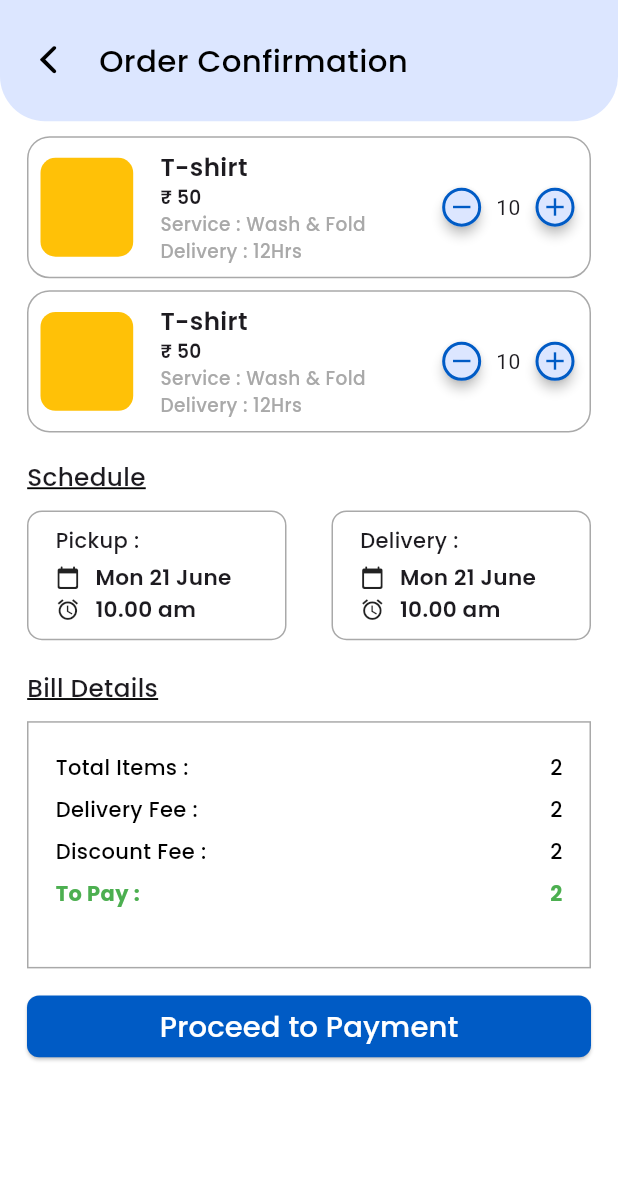
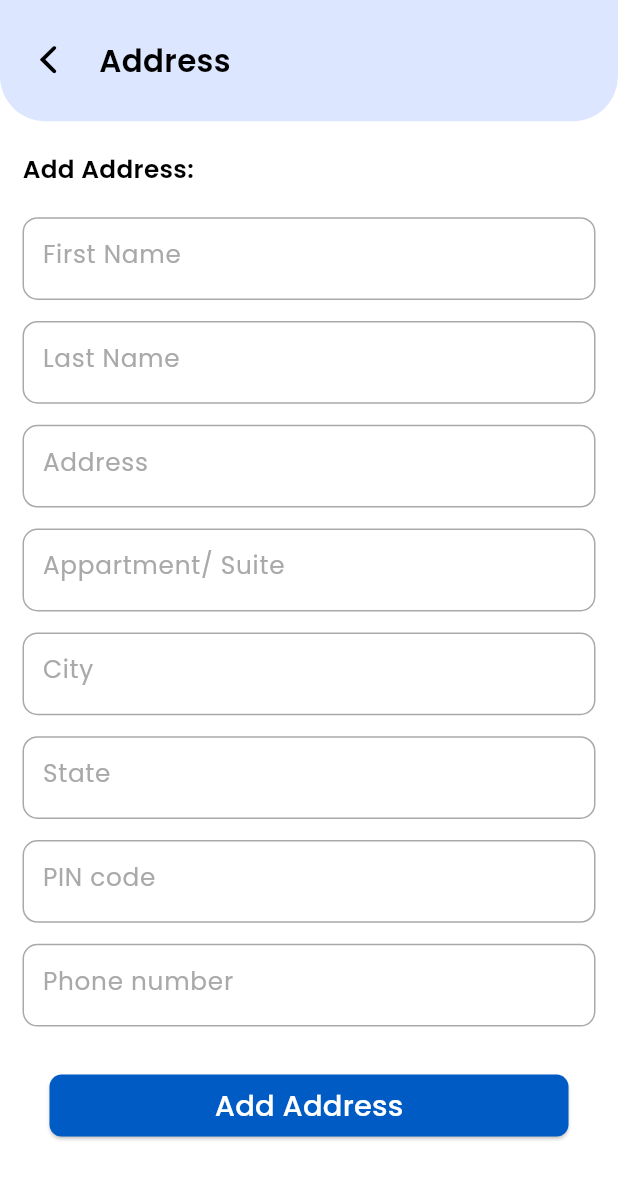
Before and after one commit to alatjoseph/whoosh, a Flutter app: the OrderConfirmatiomPage screen opened by its route, after a tap on "Proceed to Payment", on a phone screen of 412 x 824 dp. Shown: the top 1179 px of the screen. Run offline on Flutter 3.47's test engine with Material 3 defaults, Android fonts, the light colour scheme and no system bars; our stand-ins replace go_router, google_fonts, lottie, pin_code_fields, smooth_page_indicator.

Commit message:
Address page added

```diff
--- /dev/null
+++ b/lib/Pages/Features/order/address_page.dart
@@ -0,0 +1,100 @@
+import 'package:flutter/material.dart';
+import 'package:google_fonts/google_fonts.dart';
+import 'package:whoosh/Utils/colours.dart';
+import 'package:whoosh/Widgets/Features/order/Address_Page/address_textfield.dart';
+import 'package:whoosh/Widgets/Global/appbar_global.dart';
+import 'package:whoosh/Widgets/Global/global_custom_button.dart';
+
+import '../../../Utils/constant_widgets.dart';
+
+class AddressPage extends StatelessWidget {
+  AddressPage({super.key});
+  final firstNameController = TextEditingController();
+  final lastNameController = TextEditingController();
+  final addressController = TextEditingController();
+  final apartmentController = TextEditingController();
+  final cityController = TextEditingController();
+  final stateController = TextEditingController();
+  final pinController = TextEditingController();
+  final phoneController = TextEditingController();
+  @override
+  Widget build(BuildContext context) {
+    return Scaffold(
+      body: LayoutBuilder(builder: (context, size) {
+        return ListView(
+          children: [
+            Global_AppBar_Widget(
+                title: 'Address', backgroundColor: primaryColour, size: size),
+            sizedbox_h20,
+            Padding(
+              padding: const EdgeInsets.only(right: 15.0, left: 15.0),
+              child: Column(
+                crossAxisAlignment: CrossAxisAlignment.start,
+                children: [
+                  Text(
+                    'Add Address:',
+                    style: GoogleFonts.poppins(
+                        color: blackColour,
+                        fontSize: size.maxWidth * 0.04,
+                        fontWeight: FontWeight.w600),
+                  ),
+                  sizedbox_h20,
+                  AddressTextField(
+                    title: 'First Name',
+                    controller: firstNameController,
+                  ),
+                  AddressTextField(
+                    title: 'Last Name',
+                    controller: lastNameController,
+                  ),
+                  AddressTextField(
+                    title: 'Address',
+                    controller: addressController,
+                  ),
+                  AddressTextField(
+                    title: 'Appartment/ Suite',
+                    controller: apartmentController,
+                  ),
+                  AddressTextField(
+                    title: 'City',
+                    controller: cityController,
+                  ),
+                  AddressTextField(
+                    title: 'State',
+                    controller: stateController,
+                  ),
+                  AddressTextField(
+                    title: 'PIN code',
+                    controller: pinController,
+                  ),
+                  AddressTextField(
+                    title: 'Phone number',
+                    controller: phoneController,
+                  ),
+                  GlobalCustomButton(
+                      textsize: size.maxWidth * 0.047,
+                      size: size.maxWidth,
+                      text: 'Add Address',
+                      route: '/',
+                      Function: printdata,)
+                ],
+              ),
+            )
+          ],
+        );
+      }),
+    );
+  }
+
+  int printdata(){
+     print('First Name: ${firstNameController.text}');
+                      print('Last Name: ${lastNameController.text}');
+                      print('Address: ${addressController.text}');
+                      print('Apartment: ${apartmentController.text}');
+                      print('City: ${cityController.text}');
+                      print('State: ${stateController.text}');
+                      print('PIN Code: ${pinController.text}');
+                      print('Phone Number: ${phoneController.text}');
+                      return 0;
+  }
+}
--- a/lib/Pages/Features/order/confirmatiom_page.dart
+++ b/lib/Pages/Features/order/confirmatiom_page.dart
@@ -48,7 +48,7 @@ class OrderConfirmatiomPage extends StatelessWidget {
                         textsize: constraints.maxWidth * 0.047,
                         size: constraints.maxWidth,
                         text: 'Proceed to Payment',
-                        route: '/orderConfirmation'),
+                        route: '/addresspage'),
             ],
           );
         },
--- a/lib/Utils/routes.dart
+++ b/lib/Utils/routes.dart
@@ -1,5 +1,6 @@
 import 'package:go_router/go_router.dart';
 import 'package:whoosh/Auth/splashScreen.dart';
+import 'package:whoosh/Pages/Features/order/address_page.dart';
 import 'package:whoosh/Pages/Features/order/confirmatiom_page.dart';
 import 'package:whoosh/Pages/Features/order/time_slot.dart';
 import 'package:whoosh/Pages/Features/payment/payment_failed.dart';
@@ -61,5 +62,11 @@ final GoRouter appRouter = GoRouter(
 
     ),
 
+
+    GoRoute(
+      path: '/addresspage',
+      builder: (context, state) =>   AddressPage(),
+
+    ),
   ],
 );
--- /dev/null
+++ b/lib/Widgets/Features/order/Address_Page/address_textfield.dart
@@ -0,0 +1,45 @@
+import 'package:flutter/material.dart';
+import 'package:google_fonts/google_fonts.dart';
+import 'package:whoosh/Utils/colours.dart';
+class AddressTextField extends StatelessWidget {
+  final String title;
+  TextEditingController? controller;
+  AddressTextField({
+    super.key,
+    required this.title,
+    this.controller,
+  });
+
+  @override
+  Widget build(BuildContext context) {
+    final size = MediaQuery.of(context).size; // Use full screen size
+
+    return Padding(
+      padding: const EdgeInsets.only(bottom: 14.0),
+      child: Container(
+        height: size.height * 0.067, // Fixed height based on screen
+        decoration: BoxDecoration(
+          border: Border.all(color: greyColour),
+          borderRadius: BorderRadius.circular(10),
+        ),
+        child: TextField(
+          controller: controller,
+          onChanged: (value) => controller?.text = value,
+          decoration: InputDecoration(
+
+            hintText: title,
+            hintStyle: GoogleFonts.poppins(
+              color: greyColour,
+              fontSize: size.width * 0.04,
+            ),
+            border: InputBorder.none,
+            contentPadding: EdgeInsets.symmetric(
+              horizontal: size.width * 0.03,
+              vertical: size.height * 0.01,
+            ),
+          ),
+        ),
+      ),
+    );
+  }
+}
--- a/lib/Widgets/Features/order/Confirmation screen/bill_detais_container.dart
+++ b/lib/Widgets/Features/order/Confirmation screen/bill_detais_container.dart
@@ -30,7 +30,7 @@ class BillDetaisContainer extends StatelessWidget {
               border: Border.all(color: greyColour)),
           child: Column(
             children: [
-              sizedbox_h20,
+              sizedbox_h10,
               bill_text("Total Items", "2"),
               bill_text("Delivery Fee", "2"),
               bill_text("Discount Fee", "2"),
--- a/lib/Widgets/Global/appbar_global.dart
+++ b/lib/Widgets/Global/appbar_global.dart
@@ -52,7 +52,7 @@ final Color backgroundColor;
               style: GoogleFonts.poppins(
                   color: blackColour,
                   fontSize: size.maxWidth * 0.05,
-                  fontWeight: FontWeight.w500),
+                  fontWeight: FontWeight.w600),
             ),
           ],
         ),
--- a/lib/Widgets/Global/global_custom_button.dart
+++ b/lib/Widgets/Global/global_custom_button.dart
@@ -11,12 +11,14 @@ class GlobalCustomButton extends StatelessWidget {
     required this.size,
     required this.text,
     required this.route,
+    this.Function
   });
 
   final double textsize;
   final double size;
   final String text;
   final String route;
+  final Function;
   @override
   Widget build(BuildContext context) {
     return Padding(
@@ -32,6 +34,10 @@ class GlobalCustomButton extends StatelessWidget {
             ),
           ),
           onPressed: () {
+            if (Function != null) {
+              Function();
+            }
+
             GoRouter.of(context).push(route);
           },
           child: Center(
```
Also changed, not shown: lib/Pages/Features/account/account_page.dart (added).
